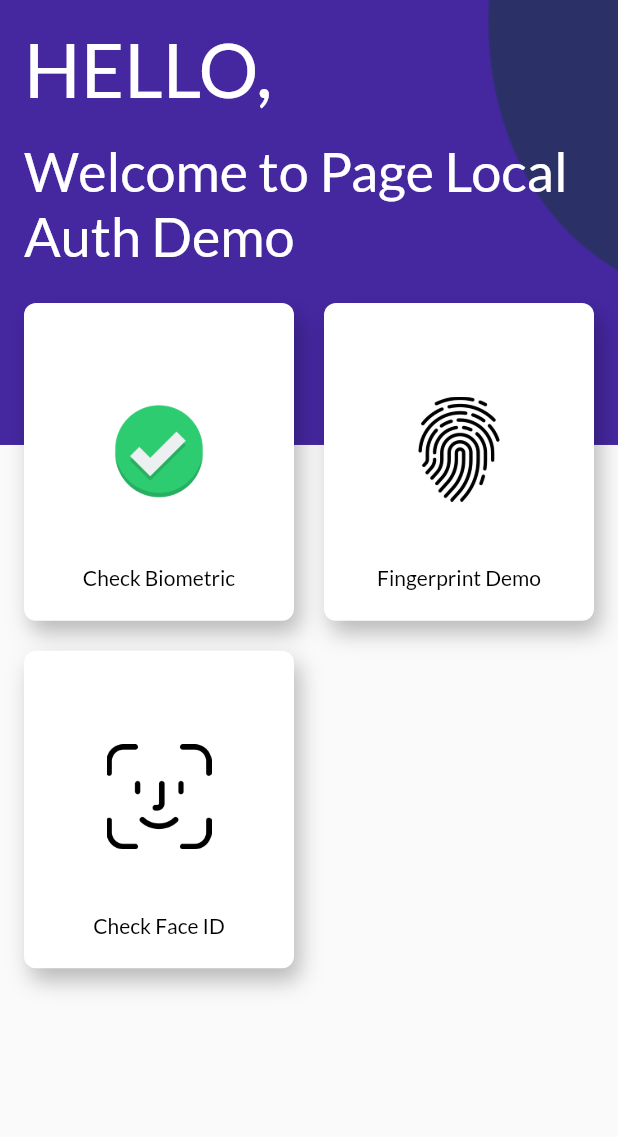
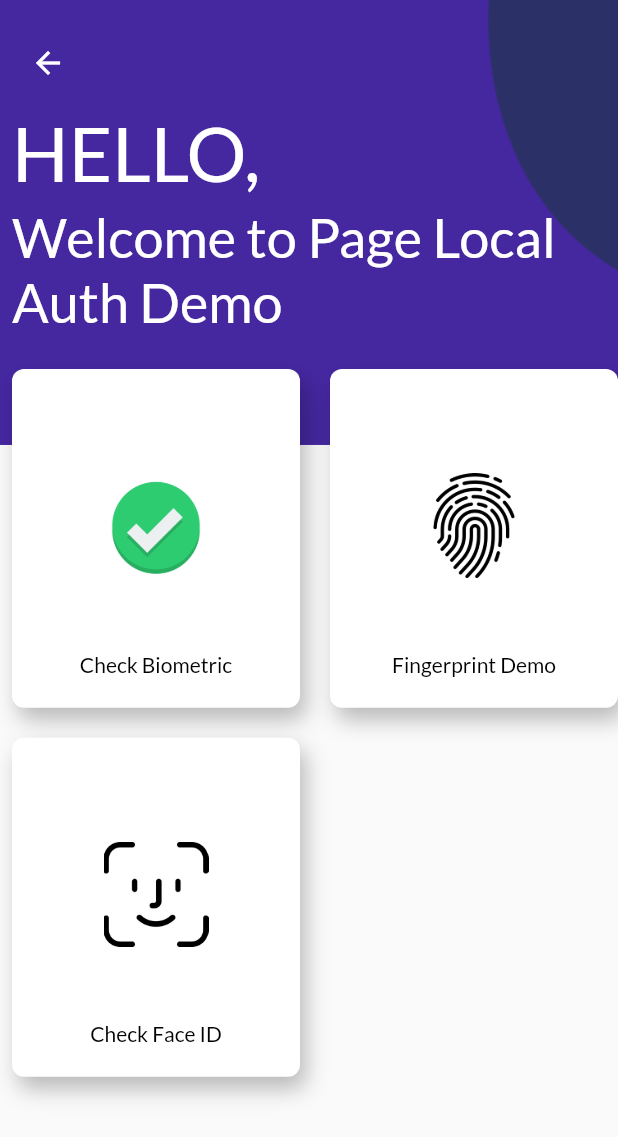
Before and after one commit to rezanandika10/flutter_research, a Flutter app: the LocalAuthScreen screen opened by its route, on a phone screen of 412 x 824 dp. Shown: the top 1137 px of the screen. Run offline on Flutter 3.47's test engine with Material 2 defaults, Android fonts, the phone set to English and light mode, and no system bars; our stand-ins replace bloc, equatable, firebase_core, firebase_remote_config, flutter_bloc, google_fonts and 2 more; accounts and stored records are empty.

Commit message:
Change Log : - Fixing MinSdkVersion. - Add Back Button at LocalAuthScreen

```diff
--- a/lib/feature/local_auth/local_auth_screen.dart
+++ b/lib/feature/local_auth/local_auth_screen.dart
@@ -51,30 +51,32 @@ class _LocalAuthScreenState extends State<LocalAuthScreen> {
   @override
   Widget build(BuildContext context) {
     return Scaffold(
-      // body: Center(
-      //   child: Column(
-      //     mainAxisAlignment: MainAxisAlignment.center,
-      //     children: [
-      //       IconButton(
-      //           icon: Icon(
-      //             Icons.fingerprint,
-      //             size: 50,
-      //           ),
-      //           onPressed: () async {
-      //             bool weCanCheckBiometrics =
-      //                 await localAuth.canCheckBiometrics;
-      //             if (weCanCheckBiometrics) {
-      //               bool _auth = await localAuth.authenticate(
-      //                 localizedReason: 'Silahkan Cek Biometrics',
-      //               );
-      //               print(_auth);
-      //             }
-      //           }),
-      //       SizedBox(height: 16),
-      //       checkAvailbale(context),
-      //     ],
-      //   ),
-      // ),
+      extendBodyBehindAppBar: true,
+      appBar: AppBar(
+        elevation: 0,
+        backgroundColor: Colors.transparent,
+        leading: Padding(
+          padding: EdgeInsets.only(left: 8, top: 30),
+          child: Column(
+            mainAxisAlignment: MainAxisAlignment.start,
+            children: [
+              InkWell(
+                onTap: () {
+                  Navigator.pop(context);
+                },
+                child: Icon(
+                  Icons.arrow_back,
+                  color: Colors.white,
+                  size: 24.0,
+                ),
+              ),
+              SizedBox(
+                width: 16,
+              ),
+            ],
+          ),
+        ),
+      ),
       body: Stack(
         children: [
           Container(
@@ -88,7 +90,7 @@ class _LocalAuthScreenState extends State<LocalAuthScreen> {
           ),
           SafeArea(
             child: Padding(
-              padding: EdgeInsets.all(16),
+              padding: EdgeInsets.only(left: 8, top: 16),
               child: Column(
                 crossAxisAlignment: CrossAxisAlignment.start,
                 children: [
@@ -97,7 +99,7 @@ class _LocalAuthScreenState extends State<LocalAuthScreen> {
                           textStyle:
                               TextStyle(color: Colors.white, fontSize: 50))),
                   SizedBox(
-                    height: 16,
+                    height: 4,
                   ),
                   Text('Welcome to Page Local Auth Demo',
                       style: GoogleFonts.lato(
```
Also changed, not shown: 1 other file.
